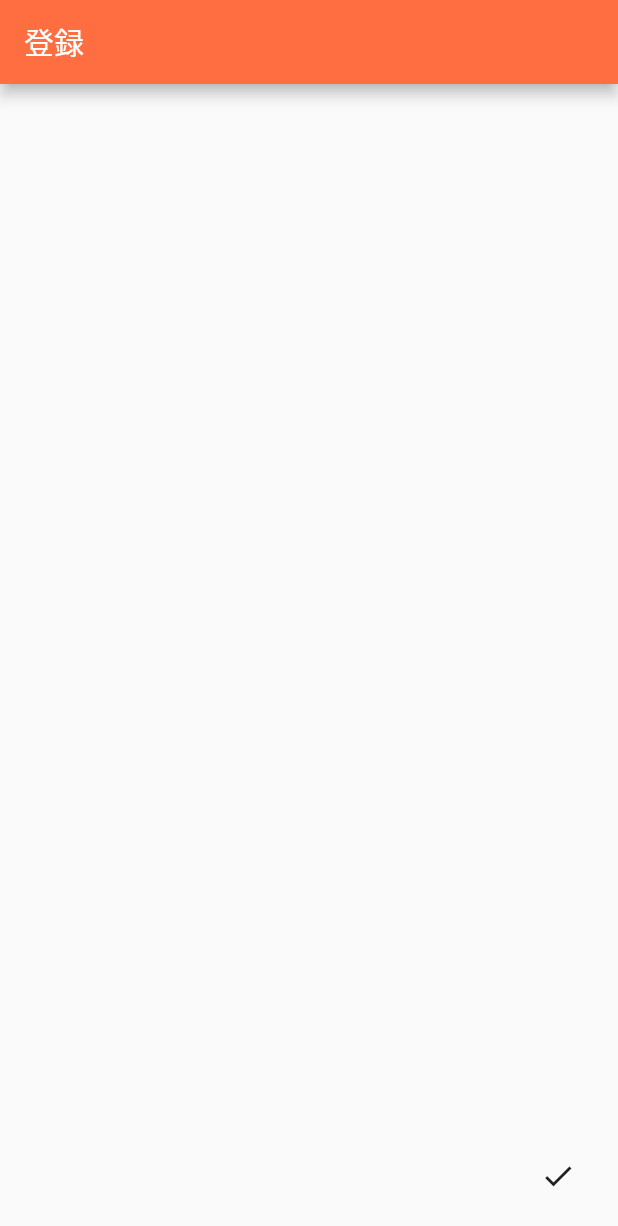
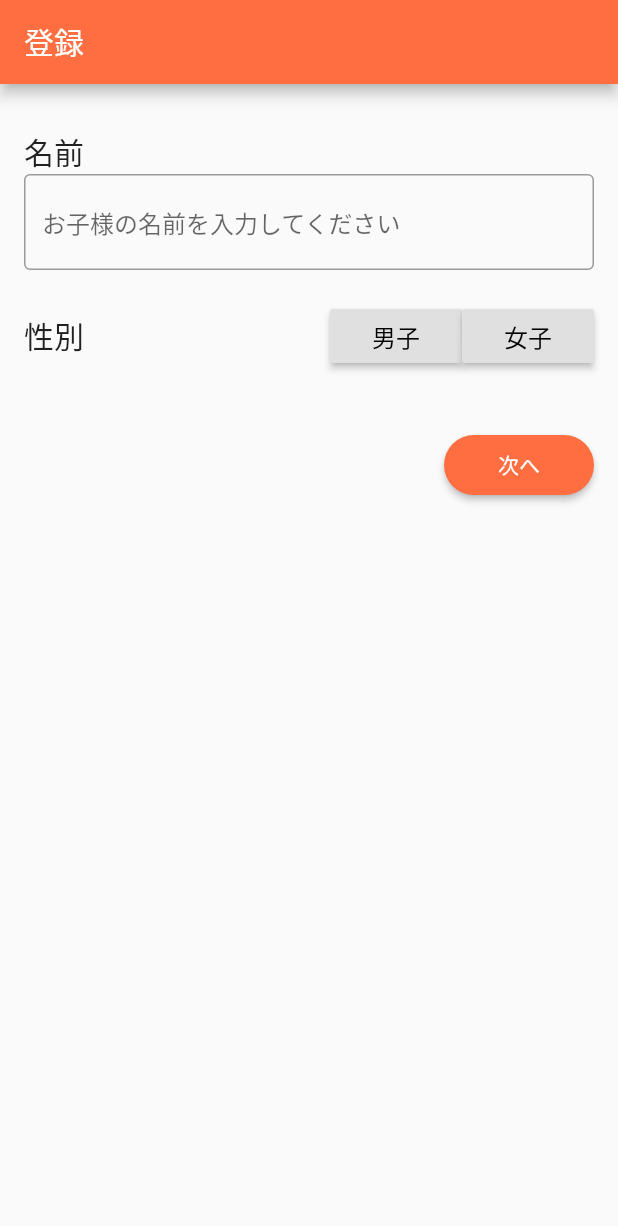
Before and after one commit to kohei753/Kohei, a Flutter app: the Entry screen opened directly, on a phone screen of 412 x 824 dp. Shown: the top 1226 px of the screen. Run offline on Flutter 3.47's test engine with Material 2 defaults, Android fonts, the phone set to English and light mode, and no system bars; our stand-ins replace flutter_calendar_carousel; generated files the repository leaves out were written again.

Commit message:
[feat]名前と性別の登録画面を作成

```diff
--- a/lib/screen/entry.dart
+++ b/lib/screen/entry.dart
@@ -1,9 +1,8 @@
 import 'package:flutter/material.dart'; // マテリアルデザインしようぜのやーつ
 
 import 'package:sample/data/menu.dart';
-import 'package:sample/data/child.dart' as child;
 import 'package:sample/data/dri.dart';
-import 'home.dart';
+import 'secondEntry.dart';
 
 /* 初期登録画面 */
 class Entry extends StatefulWidget {
@@ -16,28 +15,192 @@ class Entry extends StatefulWidget {
 }
 
 class _EntryState extends State<Entry> {
-  Map<DateTime, Menu> menus;  // JSONから取得したメニュー情報(この画面では使わないが、次の画面に引き渡すために必要)
+  Map<DateTime, Menu> menus; // JSONから取得したメニュー情報(この画面では使わないが、次の画面に引き渡すために必要)
   DRI dri;
-  child.Child myChild = child.Child('太郎', '函館中学校', 7, 0); // 登録情報
+
+  /* 登録する情報 */
+  String name;
+  int gender = 2;
+
+  /* この画面内のみで使う変数 */
+  final _formKey = GlobalKey<FormState>(); // 入力フォームを検知するキー
+  MaterialAccentColor manButtonColor = null; // 男のボタンの色
+  MaterialAccentColor womanButtonColor = null; // 女のボタンの色
+  Color manTextColor = Colors.black;
+  Color womanTextColor = Colors.black;
+  Color genderErrorColor = Color.fromARGB(0, 0, 0, 255);
+
+  Widget _buildBody() {
+    return Form(
+      key: _formKey,
+      child: SingleChildScrollView(
+        padding: EdgeInsets.fromLTRB(16.0, 30.0, 16.0, 0.0),
+        child: Column(
+          crossAxisAlignment: CrossAxisAlignment.start, // 左揃え
+          children: <Widget>[
+            Text(
+              '名前',
+              style: TextStyle(
+                fontSize: 20.0,
+              ),
+            ),
+            TextFormField(
+              keyboardType: TextInputType.text,
+              decoration: InputDecoration(
+                border: OutlineInputBorder(), // 枠線追加
+                hintText: 'お子様の名前を入力してください',
+              ),
+              validator: (value) {
+                // 入力チェック
+                if (value.isEmpty) {
+                  // 何も入力されていなかったら
+                  return '名前を入力してください';
+                } else {
+                  return null;
+                }
+              },
+              // 入力された文字を取得して、nameを書き換え
+              onSaved: (value) {
+                // 情報の更新
+                _nameUpdate(value);
+              },
+            ),
+            SizedBox(height: 20.0),
+            Row(
+              mainAxisAlignment: MainAxisAlignment.spaceBetween, // 両端に行くやつ
+              children: <Widget>[
+                Text(
+                  '性別',
+                  style: TextStyle(
+                    fontSize: 20.0,
+                  ),
+                ),
+                Row(
+                  mainAxisAlignment: MainAxisAlignment.center, // くっつくやつ
+                  children: <Widget>[
+                    RaisedButton(
+                      onPressed: () => _genderUpdate(0),
+                      child: Text(
+                        '男子',
+                        style: TextStyle(
+                          fontSize: 16.0,
+                          color: manTextColor,
+                        ),
+                      ),
+                      color: manButtonColor,
+                    ),
+                    RaisedButton(
+                      onPressed: () => _genderUpdate(1),
+                      child: Text(
+                        '女子',
+                        style: TextStyle(
+                          fontSize: 16.0,
+                          color: womanTextColor,
+                        ),
+                      ),
+                      color: womanButtonColor,
+                    ),
+                  ],
+                ),
+              ],
+            ),
+            Row(
+              children: <Widget>[
+                SizedBox(
+                  width: 15.0,
+                ),
+                Text(
+                  '性別を選択してください',
+                  style: TextStyle(
+                    fontSize: 12.0,
+                    color: genderErrorColor,
+                  ),
+                ),
+              ],
+            ),
+            //ここからボタンについて！次へ）
+            SizedBox(height: 20), // 縦の間の余白の大きさ
+            Row(
+              mainAxisAlignment: MainAxisAlignment.end, // 右端行くやつ
+              children: <Widget>[
+                ButtonTheme(
+                  // ボタンの大きさ
+                  minWidth: 100, //必要最小限度の幅
+                  height: 40, //長さ
+                  child: RaisedButton(
+                    //ボタンについての設定
+                    onPressed: entryInfo, //押した時のエフェクト
+                    color: Theme.of(context).primaryColor,
+                    textColor: Colors.white, //ボタンの文字
+                    shape: StadiumBorder(),
+                    child: Text('次へ'), //ボタン内の文字
+                  ),
+                ),
+              ],
+            ),
+          ],
+        ),
+      ),
+    );
+  }
+
+  /* 男女のボタンを押すと選択した方の色がつく
+  * gender = 0: man, 1: woman */
+  void _genderUpdate(int newGender) {
+    setState(() {
+      gender = newGender;
+      if (gender == 0) {
+        manButtonColor = Colors.blueAccent;
+        manTextColor = Colors.white;
+        womanButtonColor = null;
+        womanTextColor = Colors.black;
+      } else {
+        manButtonColor = null;
+        manTextColor = Colors.black;
+        womanButtonColor = Colors.redAccent;
+        womanTextColor = Colors.white;
+      }
+    });
+  }
+
+  /* 名前の更新 */
+  void _nameUpdate(String newName) {
+    setState(() {
+      name = newName;
+    });
+  }
 
   /* 入力情報を登録 */
   void entryInfo() {
-    // TODO: 入力された情報を記録する関数
-    child.writeInfo(myChild);
+    // 入力情報のチェック
+    if (_formKey.currentState.validate() && (gender == 0 || gender == 1)) {
+      _formKey.currentState.save();
 
-    menus = widget.menus;
-    dri = widget.dri;
+      menus = widget.menus;
+      dri = widget.dri;
 
-    handleToHome();
+      handleToSecond();
+    } else {
+      if (gender > 1) {
+        setState(() {
+          genderErrorColor = Theme.of(context).errorColor;
+        });
+      } else {
+        setState(() {
+          genderErrorColor = Color.fromARGB(0, 0, 0, 255);
+        });
+      }
+    }
   }
 
   /* ホーム画面への遷移 */
-  void handleToHome() {
+  void handleToSecond() {
     Navigator.pushReplacement(
         context,
         MaterialPageRoute(
-          settings: RouteSettings(name: '/home'),
-          builder: (BuildContext context) => Home(menus: menus, child: myChild, dri: dri),
+          settings: RouteSettings(name: '/secondEntry'),
+          builder: (BuildContext context) =>
+              SecondEntry(menus: menus, dri: dri, name: name, sex: gender),
         ));
   }
 
@@ -48,10 +211,7 @@ class _EntryState extends State<Entry> {
       appBar: AppBar(
         title: Text('登録'),
       ),
-      floatingActionButton: IconButton(
-        icon: Icon(Icons.check),
-        onPressed: entryInfo,
-      ),
+      body: _buildBody(),
     );
   }
 }
--- a/lib/screen/main.dart
+++ b/lib/screen/main.dart
@@ -1,4 +1,5 @@
 import 'package:flutter/material.dart'; // マテリアルデザインしようぜのやーつ
+import 'package:sample/screen/entry.dart';
 
 /* 各画面をインポート */
 import 'package:sample/screen/splash.dart';
```
Also changed, not shown: lib/screen/secondEntry.dart (added, +44 -0 lines), 1 other file.
